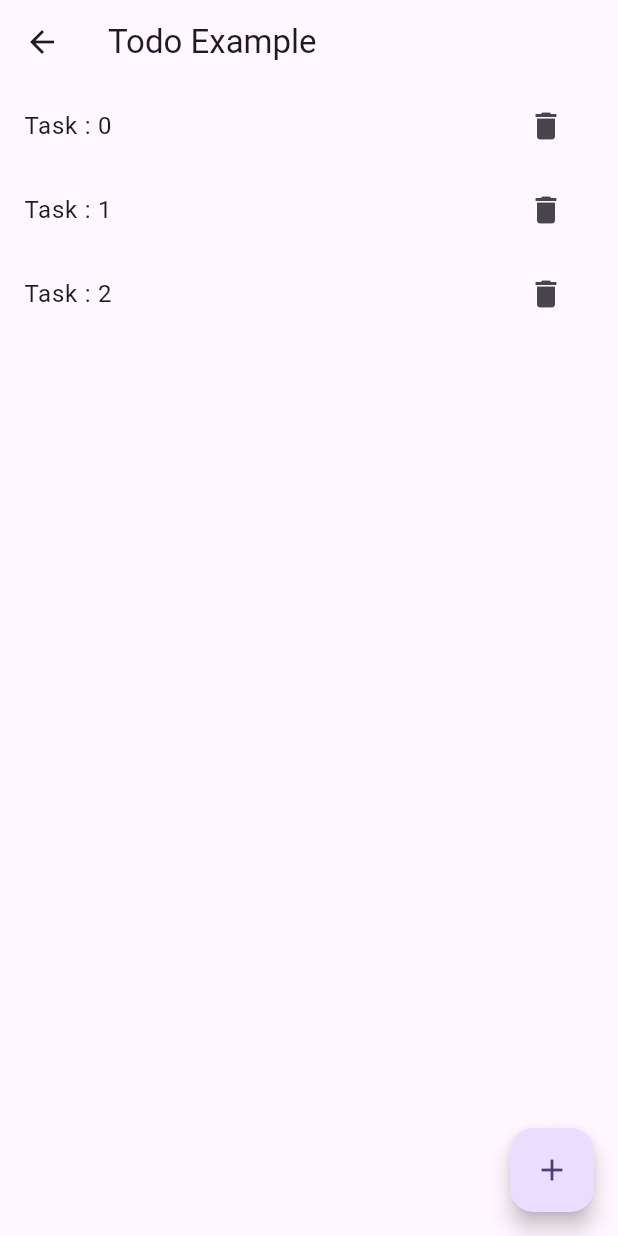
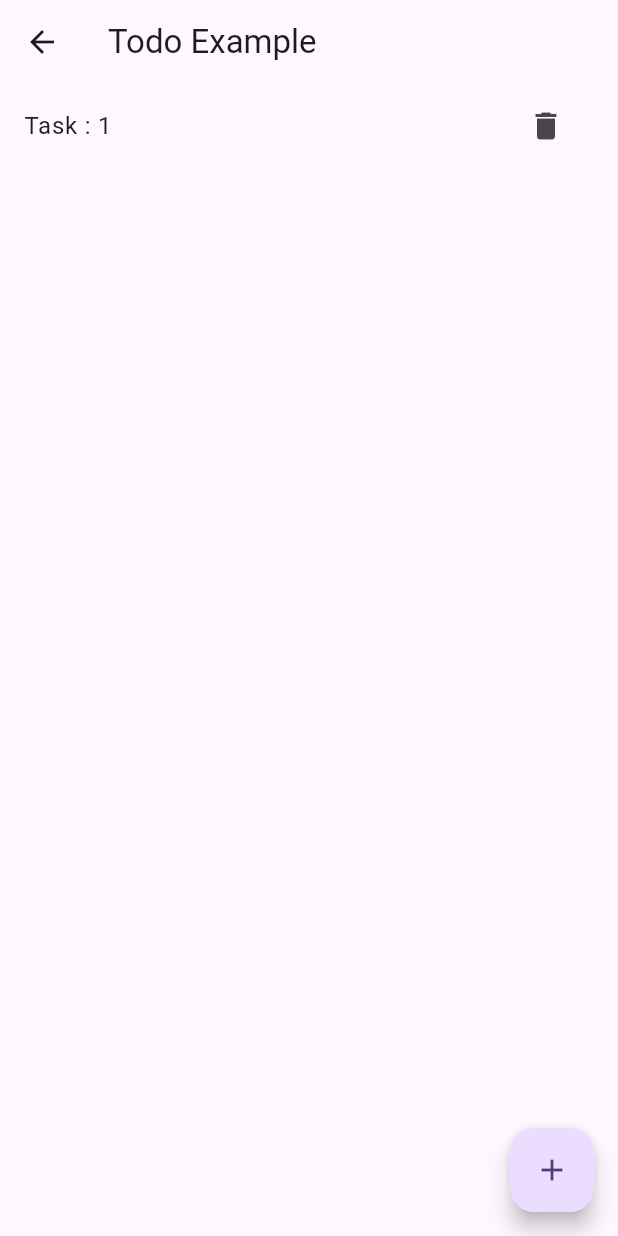
Before and after one commit to Nomankhan65/FlutterBloc, a Flutter app: the TodoScreen screen opened directly, after a tap on the "add" icon, after a tap on the "delete" icon, on a phone screen of 412 x 824 dp. Run offline on Flutter 3.47's test engine with Material 3 defaults, Android fonts, the phone set to English and light mode, and no system bars; our stand-ins replace bloc, equatable, flutter_bloc.

Commit message:
todo done

```diff
--- a/lib/bloc/todo_list/todo_block.dart
+++ b/lib/bloc/todo_list/todo_block.dart
@@ -7,6 +7,7 @@ class TodoBloc extends Bloc<TodoEvents,TodoStates>{
   final List<String> todoList=[];
 TodoBloc():super(const TodoStates()){
  on<AddItems>(_addToItems);
+ on<RemoveItems>(_removeToItems);
 }
 
 
@@ -15,5 +16,10 @@ void _addToItems(AddItems event,Emitter<TodoStates> emit){
   emit(state.copyWith(todoList:List.from(todoList)));
 }
 
+  void _removeToItems(RemoveItems event,Emitter<TodoStates> emit){
+    todoList.remove(event.task);
+    emit(state.copyWith(todoList:List.from(todoList)));
+  }
+
 
 }
--- a/lib/bloc/todo_list/todo_event.dart
+++ b/lib/bloc/todo_list/todo_event.dart
@@ -10,13 +10,14 @@ class AddItems extends TodoEvents{
   const AddItems({required this.task});
   @override
   // TODO: implement props
-  List<Object?> get props => [];
+  List<Object?> get props => [task];
 
 }
 
 class RemoveItems extends TodoEvents{
+  final Object task;
+  const RemoveItems({required this.task});
   @override
-  // TODO: implement props
-  List<Object?> get props => [];
+  List<Object?> get props => [task];
 
 }
--- a/lib/ui/todo_screen.dart
+++ b/lib/ui/todo_screen.dart
@@ -12,7 +12,7 @@ class TodoScreen extends StatelessWidget {
   Widget build(BuildContext context) {
     return  Scaffold(
       floatingActionButton:FloatingActionButton(onPressed: (){
-        for(int i=0; i<3; i++){
+        for(int i=0; i<2; i++){
           context.read<TodoBloc>().add(AddItems(task:'Task : $i'));
         }
 
@@ -36,7 +36,9 @@ class TodoScreen extends StatelessWidget {
             itemBuilder: (context,index){
           return ListTile(
             title:Text(state.todoList[index].toString()),
-            trailing:IconButton(onPressed: (){}
+            trailing:IconButton(onPressed: (){
+              context.read<TodoBloc>().add(RemoveItems(task:state.todoList[index]));
+            }
                 , icon: const Icon(Icons.delete)),
           );
         });
```
